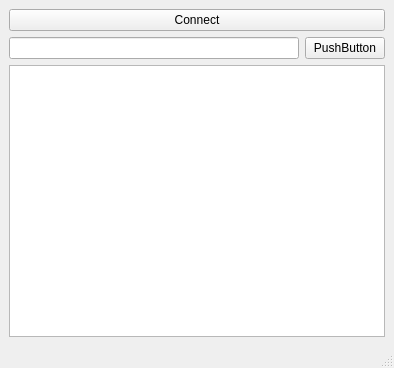
Above: Client/mainwindow.ui from Vital31/ProektTP before the change. Below: the same form after it.
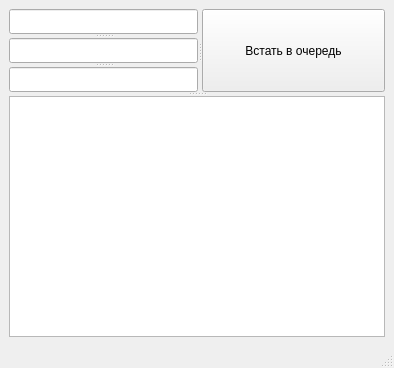
That is the form after the change.

Commit message: Added changes in client and changed gitignore

Diff of the .ui file:
```diff
--- a/Client/mainwindow.ui
+++ b/Client/mainwindow.ui
@@ -15,25 +15,31 @@
   </property>
   <widget class="QWidget" name="centralwidget">
    <layout class="QGridLayout" name="gridLayout">
-    <item row="0" column="0" colspan="2">
-     <widget class="QPushButton" name="pushButton">
-      <property name="text">
-       <string>Connect</string>
+    <item row="0" column="0">
+     <widget class="QSplitter" name="splitter_3">
+      <property name="orientation">
+       <enum>Qt::Vertical</enum>
       </property>
-     </widget>
-    </item>
-    <item row="1" column="0">
+      <widget class="QSplitter" name="splitter_2">
+       <property name="orientation">
+        <enum>Qt::Horizontal</enum>
+       </property>
+       <widget class="QSplitter" name="splitter">
+        <property name="orientation">
+         <enum>Qt::Vertical</enum>
+        </property>
      <widget class="QLineEdit" name="lineEdit"/>
-    </item>
-    <item row="1" column="1">
+        <widget class="QLineEdit" name="lineEdit_2"/>
+        <widget class="QLineEdit" name="lineEdit_3"/>
+       </widget>
      <widget class="QPushButton" name="pushButton_2">
       <property name="text">
-       <string>PushButton</string>
-      </property>
-     </widget>
-    </item>
-    <item row="2" column="0" colspan="2">
+         <string>Встать в очередь</string>
+        </property>
+       </widget>
+      </widget>
      <widget class="QTextBrowser" name="textBrowser"/>
+     </widget>
     </item>
    </layout>
   </widget>
```
Left out of the diff: 2 changed lines with no effect on the pictures. Lines whose indentation alone changed are shown as unchanged. The commit also changes 2 other files.
